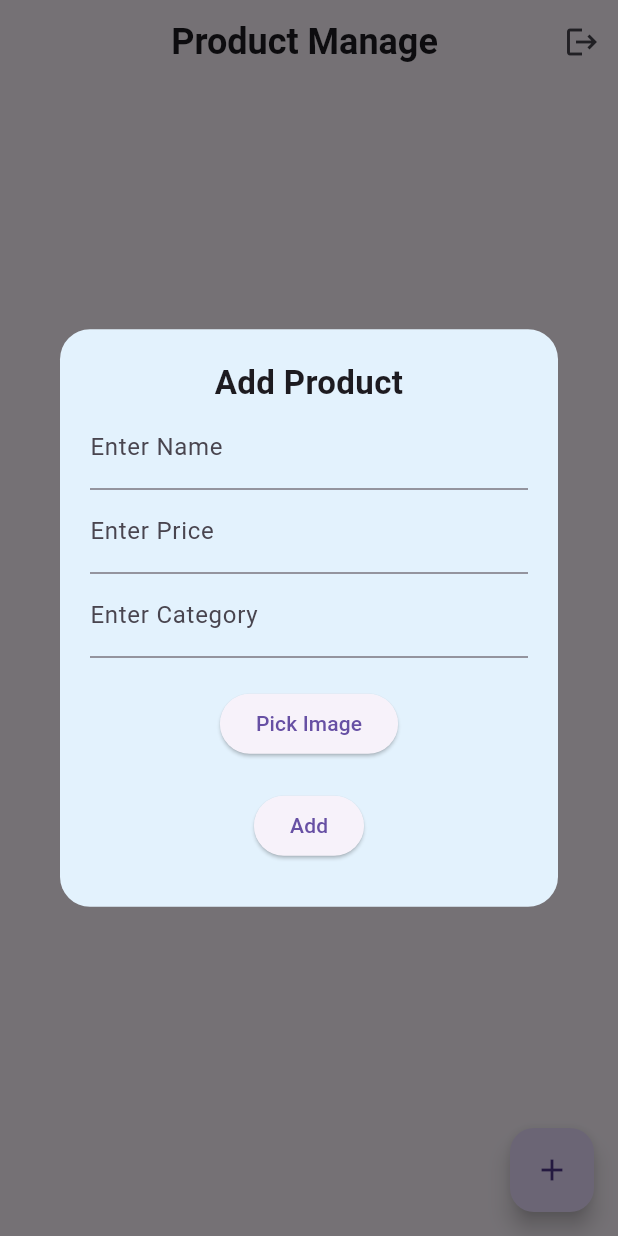
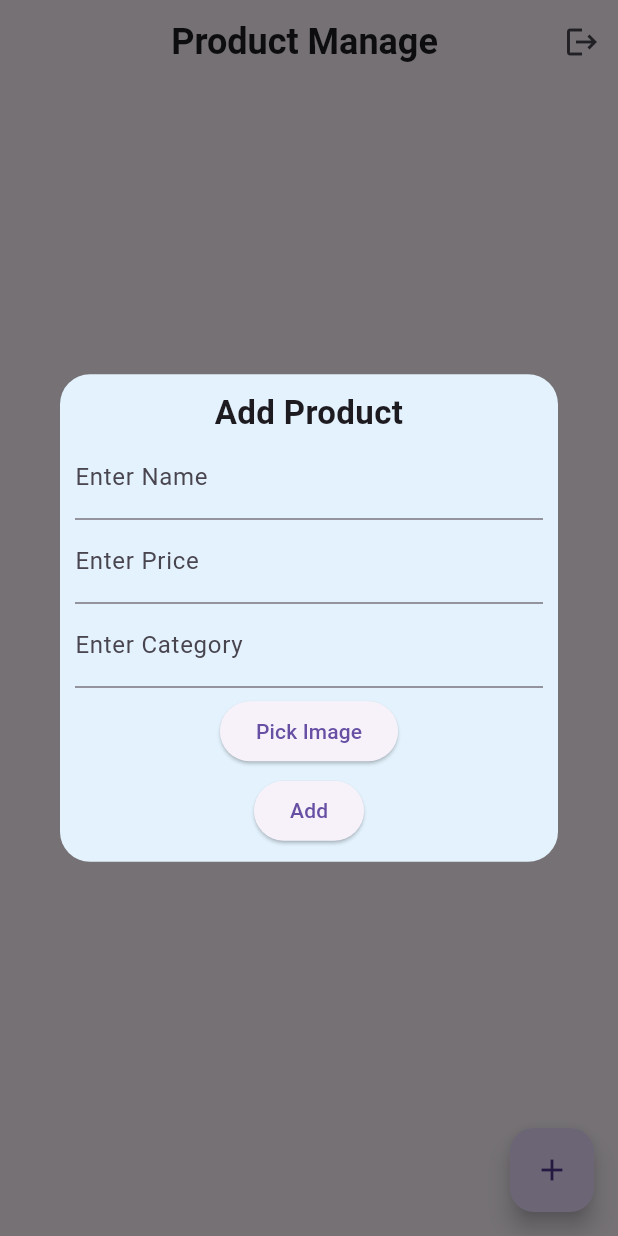
Before and after one commit to DatLeDao/midterm, a Flutter app: the screen it shows once a user with an empty profile is signed in, after a tap on the "add" icon, on a phone screen of 412 x 824 dp. Run offline on Flutter 3.47's test engine with Material 3 defaults, Android fonts, the phone set to English and light mode, and no system bars; drawn by our look-alikes of firebase_database; our stand-ins replace firebase_auth, firebase_core, firebase_storage, image_picker; accounts and stored records are empty.

Commit message:
update front-end

```diff
--- a/lib/main.dart
+++ b/lib/main.dart
@@ -3,7 +3,7 @@ import 'package:firebase_core/firebase_core.dart';
 import 'package:firebase_auth/firebase_auth.dart';
 import 'package:midterm/firebase_options.dart';
 import 'login.dart';
-import 'sign_up_page.dart'; // Import cho trang đăng ký
+import 'sign_up_page.dart';
 import 'realtimedatabase.dart';
 
 Future<void> main() async {
--- a/lib/realtimedatabase.dart
+++ b/lib/realtimedatabase.dart
@@ -107,7 +107,7 @@ class _RealTimeDatabaseState extends State<RealtimeDatabase> {
                       children: [
                         IconButton(
                           icon: const Icon(Icons.edit,
-                              color: Color.fromARGB(255, 59, 226, 126)),
+                              color: Colors.blueAccent),
                           onPressed: () {
                             _showEditDialog(snapshot);
                           },
@@ -196,7 +196,7 @@ class _RealTimeDatabaseState extends State<RealtimeDatabase> {
             borderRadius: BorderRadius.circular(20),
           ),
           child: Padding(
-            padding: const EdgeInsets.all(20.0),
+            padding: const EdgeInsets.all(10.0),
             child: Column(
               mainAxisSize: MainAxisSize.min,
               children: [
@@ -224,25 +224,16 @@ class _RealTimeDatabaseState extends State<RealtimeDatabase> {
                     labelText: "Enter Category",
                   ),
                 ),
-                const SizedBox(height: 20),
+                const SizedBox(height: 5),
                 ElevatedButton(
                   onPressed: _pickImage,
                   child: const Text('Pick Image'),
                 ),
-                if (_imageFile != null) ...[
-                  const SizedBox(height: 10),
-                  Image.file(
-                    File(_imageFile!.path),
-                    height: 100,
-                    fit: BoxFit.cover,
-                  ),
-                ],
-                const SizedBox(height: 20),
+                const SizedBox(height: 5),
                 ElevatedButton(
                   onPressed: onPressed,
                   child: Text(actionText),
                 ),
-                const SizedBox(height: 10),
               ],
             ),
           ),
```
